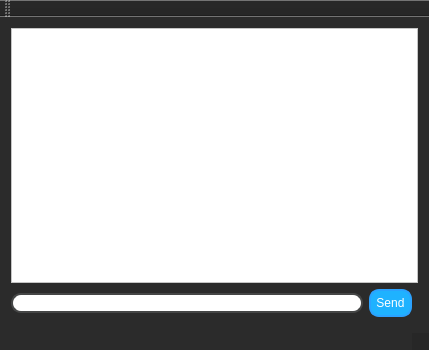
Old version of the form ClientSide/mainwindow.ui in the repository Kalito98/NETB380-Client-Server-Dictionary.
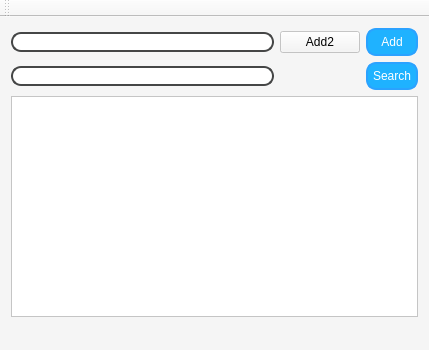
New version of the form.

```diff
--- a/ClientSide/mainwindow.ui
+++ b/ClientSide/mainwindow.ui
@@ -14,17 +14,10 @@
    <string>QTCPClient</string>
   </property>
   <property name="styleSheet">
-   <string notr="true">background-color: rgba(37, 37, 37, 179);</string>
+   <string notr="true">background-color: rgba(245, 245, 245, 179);</string>
   </property>
   <widget class="QWidget" name="centralWidget">
    <layout class="QGridLayout" name="gridLayout">
-    <item row="0" column="0" rowspan="2" colspan="3">
-     <widget class="QTextBrowser" name="textBrowser_receivedMessages">
-      <property name="styleSheet">
-       <string notr="true">background-color: rgb(255, 255, 255);</string>
-      </property>
-     </widget>
-    </item>
     <item row="2" column="0">
      <widget class="QLineEdit" name="lineEdit_message">
       <property name="styleSheet">
@@ -34,22 +27,74 @@
 border-color: rgb(69, 70, 70);
 border-radius: 10px;</string>
       </property>
+      <property name="text">
+       <string/>
+      </property>
+     </widget>
+    </item>
+    <item row="3" column="0">
+     <widget class="QLineEdit" name="lineEdit_search">
+      <property name="toolTip">
+       <string>&lt;html&gt;&lt;head/&gt;&lt;body&gt;&lt;p&gt;background-color: rgb(255, 255, 255);&lt;/p&gt;&lt;p&gt;border-width: 2px;&lt;/p&gt;&lt;p&gt;border-style: solid;&lt;/p&gt;&lt;p&gt;border-color: rgb(69, 70, 70);&lt;/p&gt;&lt;p&gt;border-radius: 10px;&lt;/p&gt;&lt;p&gt;&lt;br/&gt;&lt;/p&gt;&lt;/body&gt;&lt;/html&gt;</string>
+      </property>
+      <property name="styleSheet">
+       <string notr="true">background-color: rgb(255, 255, 255);
+border-width: 2px;
+border-style: solid;
+border-color: rgb(69, 70, 70);
+border-radius: 10px;
+</string>
+      </property>
+     </widget>
+    </item>
+    <item row="4" column="0" colspan="3">
+     <widget class="QTextBrowser" name="textBrowser_receivedMessages">
+      <property name="styleSheet">
+       <string notr="true">background-color: rgb(255, 255, 255);</string>
+      </property>
+     </widget>
+    </item>
+    <item row="3" column="2">
+     <widget class="QPushButton" name="pushButton_searchWord">
+      <property name="enabled">
+       <bool>true</bool>
+      </property>
+      <property name="styleSheet">
+       <string notr="true">background-color: rgb(31, 178, 255);
+color:white;
+border-width: 2px;
+border-style: solid;
+border-color: rgb(43, 162, 255);
+border-radius: 10px;
+padding: 5px;
+</string>
+      </property>
+      <property name="text">
+       <string>Search</string>
+      </property>
+     </widget>
+    </item>
+    <item row="2" column="2">
+     <widget class="QPushButton" name="pushButton_addWord">
+      <property name="styleSheet">
+       <string notr="true">background-color: rgb(31, 178, 255);
+color:white;
+border-width: 2px;
+border-style: solid;
+border-color: rgb(43, 162, 255);
+border-radius: 10px;
+padding: 5px;
+</string>
+      </property>
+      <property name="text">
+       <string>Add</string>
+      </property>
      </widget>
     </item>
     <item row="2" column="1">
-     <widget class="QPushButton" name="pushButton_sendMessage">
-      <property name="styleSheet">
-       <string notr="true">background-color: rgb(31, 178, 255);
-color:white;
-border-width: 2px;
-border-style: solid;
-border-color: rgb(43, 162, 255);
-border-radius: 10px;
-padding: 5px;
-</string>
-      </property>
+     <widget class="QPushButton" name="pushButton">
       <property name="text">
-       <string>Send</string>
+       <string>Add2</string>
       </property>
      </widget>
     </item>
```
